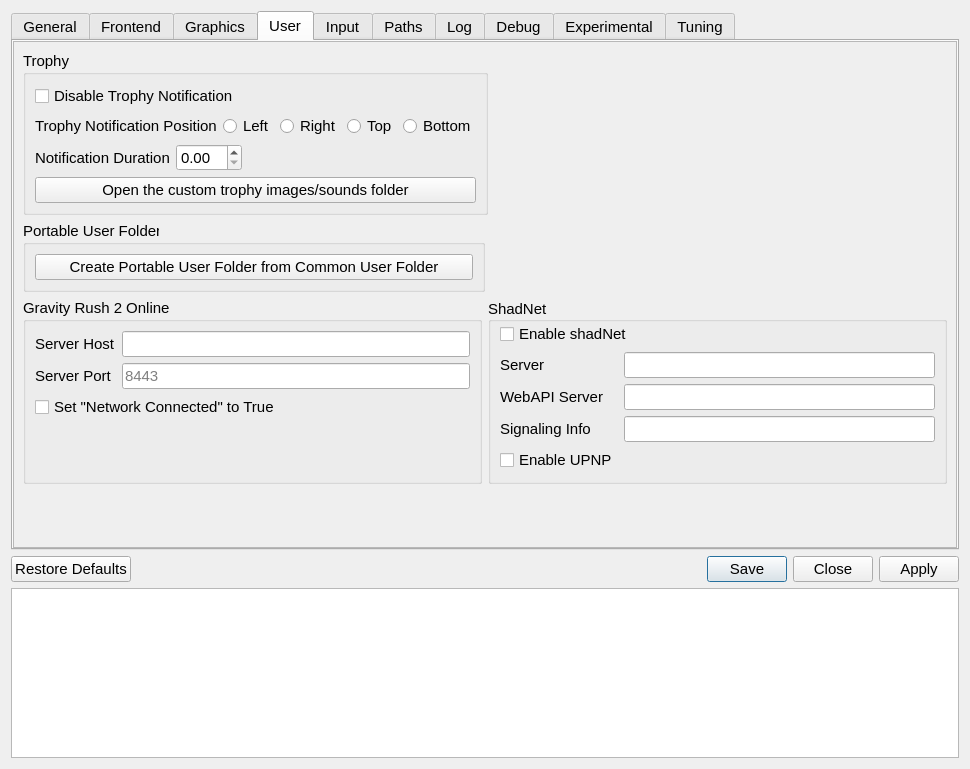
First picture: the form in src/qt_gui/settings_dialog.ui, repository junminlee2004/GR2Launcher, before the edit.
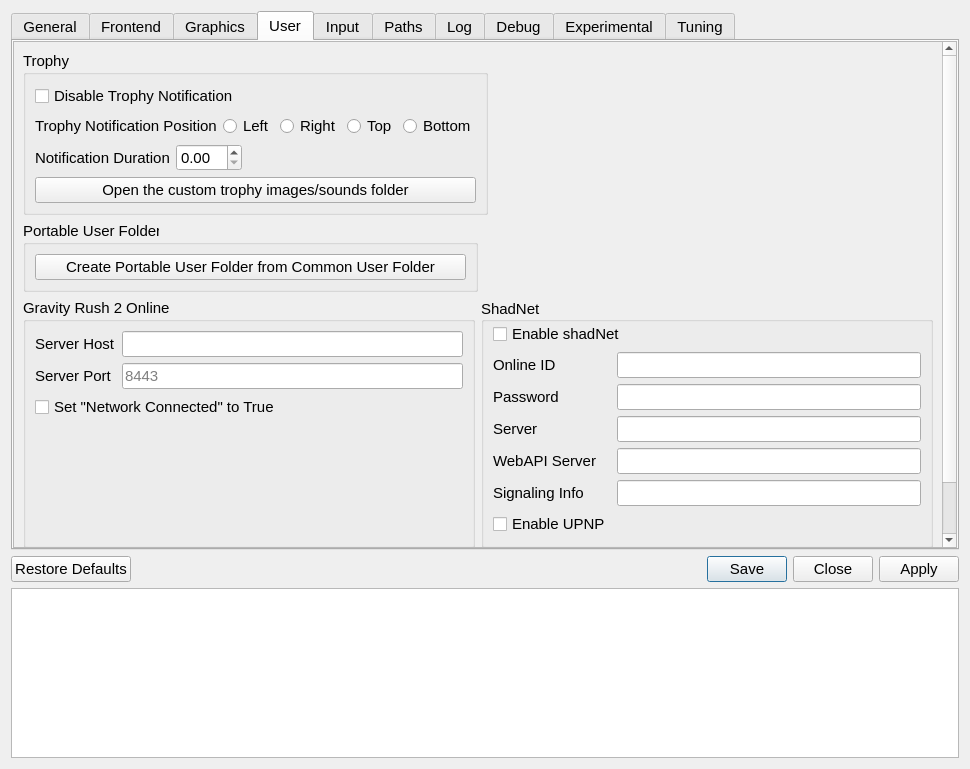
Second picture: the form after the edit. The open tabs and pages were chosen to show the change. Icons and pictures are not drawn. Custom widgets are drawn as their Qt base class.

```diff
--- a/src/qt_gui/settings_dialog.ui
+++ b/src/qt_gui/settings_dialog.ui
@@ -1575,6 +1575,30 @@
                 </widget>
                </item>
                <item row="1" column="0">
+                <widget class="QLabel" name="shadnetNpidLabel">
+                 <property name="text">
+                  <string>Online ID</string>
+                 </property>
+                </widget>
+               </item>
+               <item row="1" column="1">
+                <widget class="QLineEdit" name="shadnetNpidLineEdit"/>
+               </item>
+               <item row="2" column="0">
+                <widget class="QLabel" name="shadnetPasswordLabel">
+                 <property name="text">
+                  <string>Password</string>
+                 </property>
+                </widget>
+               </item>
+               <item row="2" column="1">
+                <widget class="QLineEdit" name="shadnetPasswordLineEdit">
+                 <property name="echoMode">
+                  <enum>QLineEdit::EchoMode::Password</enum>
+                 </property>
+                </widget>
+               </item>
+               <item row="3" column="0">
                 <widget class="QLabel" name="serverLabel">
                  <property name="sizePolicy">
                   <sizepolicy hsizetype="Preferred" vsizetype="Minimum">
@@ -1596,14 +1620,14 @@
                  </property>
                 </widget>
                </item>
-               <item row="4" column="0">
+               <item row="5" column="0">
                 <widget class="QLabel" name="signalingInfoLabel">
                  <property name="text">
                   <string>Signaling Info</string>
                  </property>
                 </widget>
                </item>
-               <item row="4" column="1">
+               <item row="5" column="1">
                 <widget class="QLineEdit" name="signalingInfoLineEdit"/>
                </item>
                <item row="6" column="0">
@@ -1613,7 +1637,7 @@
                  </property>
                 </widget>
                </item>
-               <item row="1" column="1">
+               <item row="3" column="1">
                 <widget class="QLineEdit" name="serverLineEdit">
                  <property name="sizePolicy">
                   <sizepolicy hsizetype="Expanding" vsizetype="Fixed">
@@ -1626,14 +1650,14 @@
                  </property>
                 </widget>
                </item>
-               <item row="3" column="0">
+               <item row="4" column="0">
                 <widget class="QLabel" name="servWebApiLabel">
                  <property name="text">
                   <string>WebAPI Server</string>
                  </property>
                 </widget>
                </item>
-               <item row="3" column="1">
+               <item row="4" column="1">
                 <widget class="QLineEdit" name="servWebApiLineEdit"/>
                </item>
               </layout>
```
